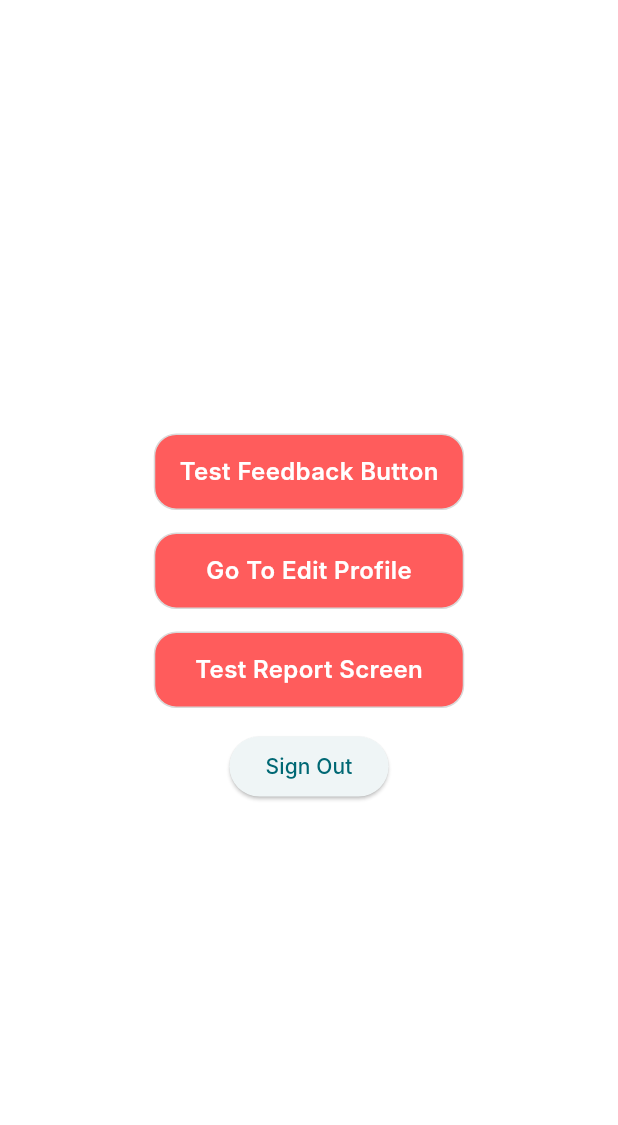
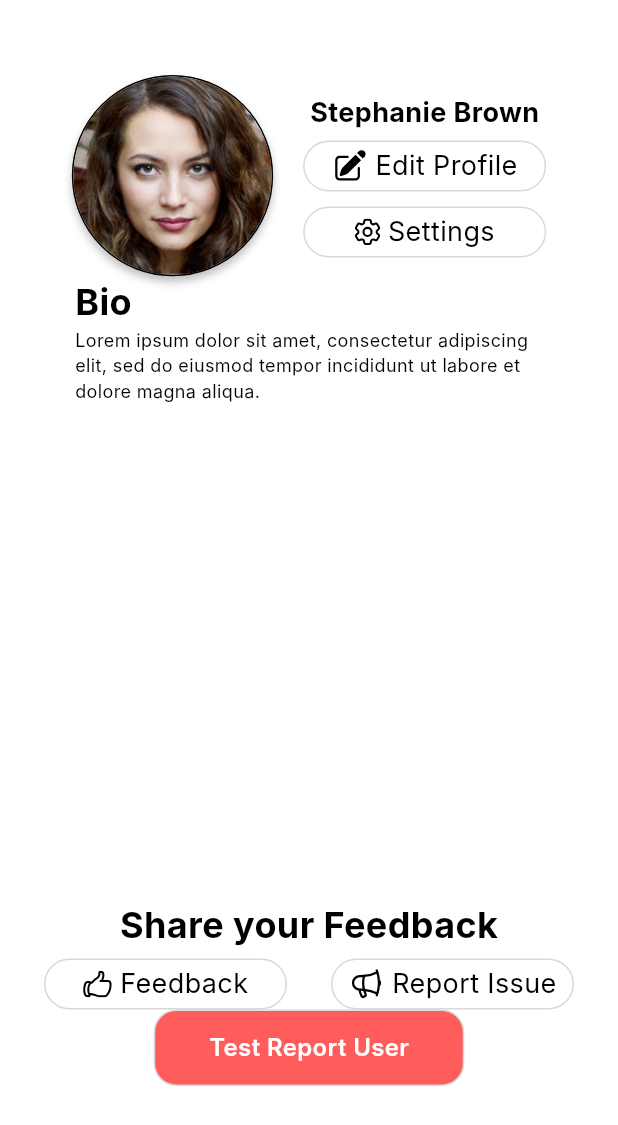
Before and after one commit to eUnity-Development/eUnity-app, a Flutter app: the Profile screen opened directly, on a phone screen of 412 x 824 dp. Shown: the top 1125 px of the screen. Run offline on Flutter 3.47's test engine with Material 3 defaults, Android fonts, the phone set to English and light mode, and no system bars; our stand-ins replace cookie_jar, curved_navigation_bar, dio, dio_cookie_manager, dotted_border, equatable and 6 more; accounts and stored records are empty; network calls fail; Roboto replaces fonts that are missing (Inter); project files that could hold a hidden picture were left out.

Commit message:
Made Report Issue

```diff
--- a/frontend/lib/views/Profile.dart
+++ b/frontend/lib/views/Profile.dart
@@ -1,11 +1,13 @@
 import 'package:eunity/classes/AuthHelper.dart';
 import 'package:eunity/views/EditProfile.dart';
 import 'package:eunity/views/LoginSignup.dart';
+import 'package:eunity/views/ReportIssue.dart';
 import 'package:eunity/views/ReportScreen.dart';
 import 'package:flutter/material.dart';
 import 'package:eunity/classes/DesignVariables.dart';
 import 'package:eunity/views/FeedbackScreen.dart';
 import 'package:eunity/classes/UserInfoHelper.dart';
+import 'package:flutter_svg/flutter_svg.dart';
 
 class Profile extends StatefulWidget {
   const Profile({super.key});
@@ -61,6 +63,14 @@ class _ProfileState extends State<Profile> {
     );
   }
 
+  void navigateToReportIssue() async {
+    print('clicked report issue');
+    Navigator.push(
+      context,
+      MaterialPageRoute(builder: (context) => ReportIssue()),
+    );
+  }
+
   @override
   Widget build(BuildContext context) {
     void navigateBackToLogin() {
@@ -75,34 +85,147 @@ class _ProfileState extends State<Profile> {
       navigateBackToLogin();
     }
 
+    Widget menuButton(String assetPath, String buttonLabel, double iconHeight) {
+      return Container(
+        height: 34,
+        width: 162,
+        decoration: BoxDecoration(
+            border: Border.all(color: DesignVariables.greyLines, width: 1),
+            borderRadius: BorderRadius.circular(25)),
+        child: Center(
+          child: Row(
+            mainAxisAlignment: MainAxisAlignment.center,
+            children: [
+              SvgPicture.asset(
+                assetPath,
+                height: iconHeight,
+              ),
+              SizedBox(
+                width: 5,
+              ),
+              Text(
+                buttonLabel,
+                style: TextStyle(
+                    fontWeight: FontWeight.w400,
+                    fontSize: 18,
+                    color: Colors.black),
+              ),
+            ],
+          ),
+        ),
+      );
+    }
+
     return Scaffold(
-      backgroundColor: Color.fromARGB(255, 255, 255, 255),
-      body: Center(
+      backgroundColor: Colors.white,
+      body: Padding(
+        padding: const EdgeInsets.only(top: 50, bottom: 100),
         child: Column(
-          mainAxisAlignment: MainAxisAlignment.center,
+          mainAxisAlignment: MainAxisAlignment.start,
           children: [
-            GestureDetector(
-              child: Container(
+            Row(
+              mainAxisAlignment: MainAxisAlignment.center,
+              children: [
+                Container(
                   decoration: BoxDecoration(
-                      borderRadius: BorderRadius.circular(15),
-                      border: Border.all(
-                          width: 1, color: DesignVariables.greyLines),
-                      color: DesignVariables.primaryRed),
-                  height: 51,
-                  width: 207,
-                  child: Center(
-                    child: Text(
-                      "Test Feedback Button",
+                      shape: BoxShape.circle,
+                      border: Border.all(color: Colors.black, width: 1),
+                      boxShadow: [
+                        BoxShadow(
+                          color: Color.fromARGB(64, 0, 0, 0),
+                          spreadRadius: 0,
+                          blurRadius: 4 * DesignVariables.widthConversion,
+                          offset:
+                              Offset(0, 4 * DesignVariables.heightConversion),
+                        ),
+                      ]),
+                  child: CircleAvatar(
+                    backgroundColor: Colors.transparent,
+                    backgroundImage:
+                        AssetImage('assets/FakePeople/StephanieBrown.png'),
+                    radius: 69 * DesignVariables.widthConversion,
+                  ),
+                ),
+                SizedBox(
+                  width: 20,
+                ),
+                Column(
+                  children: [
+                    Text(
+                      "Stephanie Brown",
                       style: TextStyle(
-                          color: Colors.white,
-                          fontSize: 16,
-                          fontWeight: FontWeight.w600),
+                          fontWeight: FontWeight.w700,
+                          fontSize: 18,
+                          color: Colors.black),
                     ),
-                  )),
-              onTap: navigateToFeedback,
+                    SizedBox(
+                      height: 5,
+                    ),
+                    GestureDetector(
+                      child: menuButton(
+                          "assets/MiscIcons/icon-pencil-square.svg",
+                          'Edit Profile',
+                          24),
+                      onTap: navigateToEditProfile,
+                    ),
+                    SizedBox(
+                      height: 10,
+                    ),
+                    menuButton(
+                        "assets/MiscIcons/icon-gear.svg", 'Settings', 18),
+                  ],
+                )
+              ],
             ),
-            const SizedBox(
-              height: 15,
+            Padding(
+                padding: EdgeInsets.symmetric(horizontal: 50),
+                child: Column(
+                  children: [
+                    Row(
+                      children: [
+                        Text(
+                          "Bio",
+                          style: TextStyle(
+                              color: Colors.black,
+                              fontWeight: FontWeight.w700,
+                              fontSize: 24),
+                        ),
+                      ],
+                    ),
+                    Text(
+                      "Lorem ipsum dolor sit amet, consectetur adipiscing elit, sed do eiusmod tempor incididunt ut labore et dolore magna aliqua.",
+                      style: TextStyle(
+                          fontWeight: FontWeight.w400,
+                          fontSize: 12,
+                          color: Colors.black),
+                    )
+                  ],
+                )),
+            Spacer(),
+            Text(
+              "Share your Feedback",
+              style: TextStyle(
+                  color: Colors.black,
+                  fontWeight: FontWeight.w700,
+                  fontSize: 24),
+            ),
+            SizedBox(
+              height: 6,
+            ),
+            Row(
+              mainAxisAlignment: MainAxisAlignment.spaceEvenly,
+              children: [
+                GestureDetector(
+                  child: menuButton(
+                      "assets/MiscIcons/icon-thumbsup.svg", 'Feedback', 18),
+                  onTap: navigateToFeedback,
+                ),
+                GestureDetector(
+                  child: menuButton("assets/MiscIcons/icon-megaphone.svg",
+                      'Report Issue', 24),
+                  onTap: navigateToReportIssue,
+                ),
+              ],
             ),
             GestureDetector(
               child: Container(
@@ -115,30 +238,7 @@ class _ProfileState extends State<Profile> {
                   width: 207,
                   child: Center(
                     child: Text(
-                      "Go To Edit Profile",
-                      style: TextStyle(
-                          color: Colors.white,
-                          fontSize: 16,
-                          fontWeight: FontWeight.w600),
-                    ),
-                  )),
-              onTap: navigateToEditProfile,
-            ),
-            const SizedBox(
-              height: 15,
-            ),
-            GestureDetector(
-              child: Container(
-                  decoration: BoxDecoration(
-                      borderRadius: BorderRadius.circular(15),
-                      border: Border.all(
-                          width: 1, color: DesignVariables.greyLines),
-                      color: DesignVariables.primaryRed),
-                  height: 51,
-                  width: 207,
-                  child: Center(
-                    child: Text(
-                      "Test Report Screen",
+                      "Test Report User",
                       style: TextStyle(
                           color: Colors.white,
                           fontSize: 16,
@@ -147,24 +247,6 @@ class _ProfileState extends State<Profile> {
                   )),
               onTap: navigateToReportTest,
             ),
-            const SizedBox(
-              height: 15,
-            ),
-            ElevatedButton(
-                onPressed: () => {
-                      handleSignOut(),
-                      setState(() {
-                        signingOut = true;
-                      })
-                    },
-                child: const Text("Sign Out")),
-            Visibility(
-              visible: signingOut,
-              child: CircularProgressIndicator(
-                valueColor:
-                    AlwaysStoppedAnimation<Color>(DesignVariables.primaryRed),
-              ),
-            ),
           ],
         ),
       ),
--- a/frontend/pubspec.yaml
+++ b/frontend/pubspec.yaml
@@ -80,6 +80,7 @@ flutter:
     - assets/FakePeople/
     - assets/login/
     - assets/MiscIcons/
+    - assets/icons/
 
   # An image asset can refer to one or more resolution-specific "variants", see
   # https://flutter.dev/assets-and-images/#resolution-aware
```
Also changed, not shown: frontend/lib/views/ReportIssue.dart (added, +209 -0 lines), frontend/assets/MiscIcons/icon-gear.svg (added), frontend/assets/MiscIcons/icon-megaphone.svg (added), frontend/assets/MiscIcons/icon-pencil-square.svg (added), frontend/assets/MiscIcons/icon-thumbsup.svg (added).
